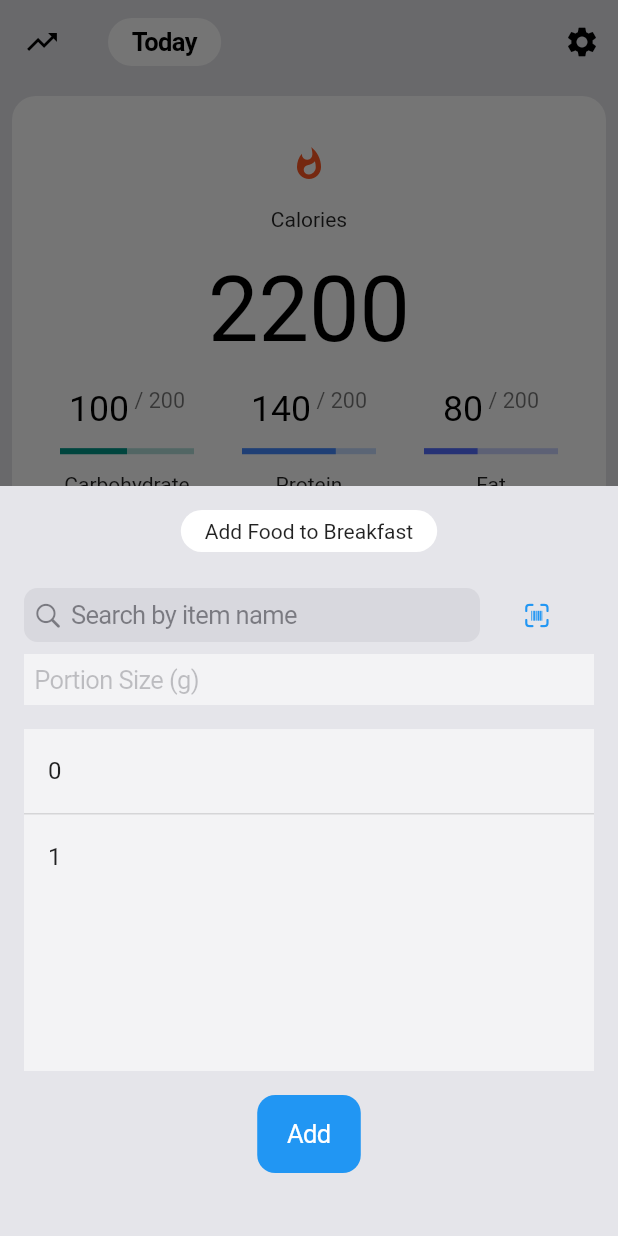
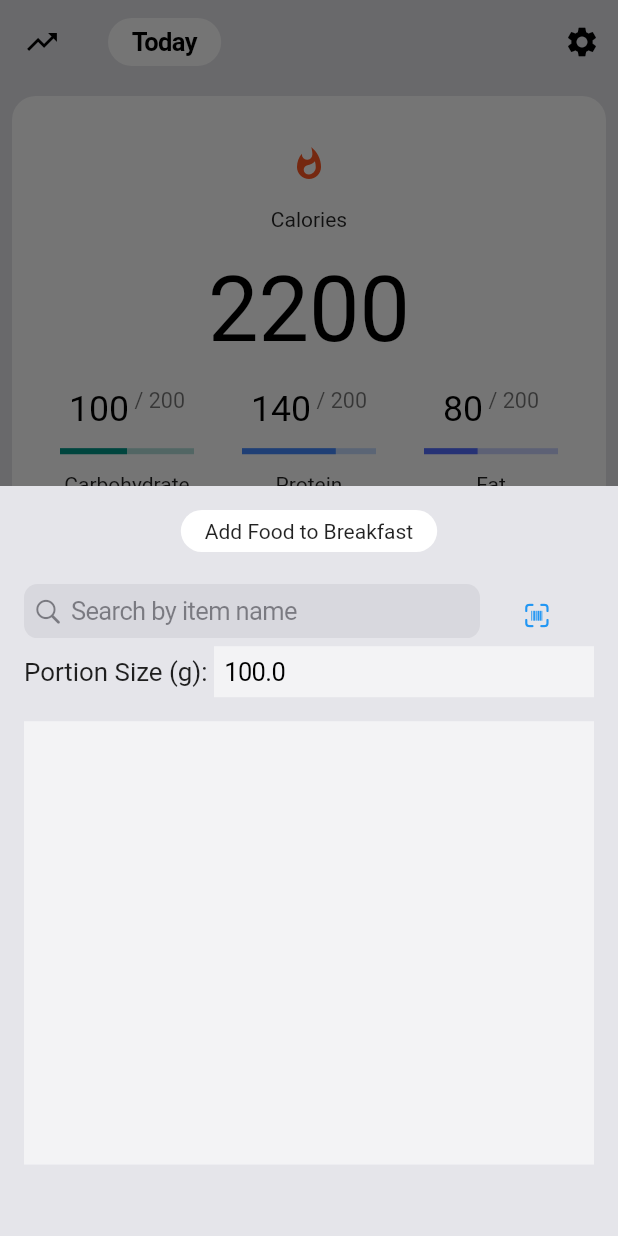
Before and after one commit to jitinder/nutrition, a Flutter app: the screen it shows after launch, item 2 of the bottom bar chosen, after a tap on the "add" icon, on a phone screen of 412 x 824 dp. Run offline on Flutter 3.47's test engine with Material 2 defaults, Android fonts, the phone set to English and light mode, and no system bars; drawn by our look-alikes of salomon_bottom_bar; our stand-ins replace charts_flutter, sqflite; missing offline and left inert: openfoodfacts; accounts and stored records are empty.

Commit message:
Change Weight graph axis, Add state for meal data

```diff
--- a/lib/food_tab/add_food.dart
+++ b/lib/food_tab/add_food.dart
@@ -9,7 +9,9 @@ import '../util/AppBarData.dart';
 
 class AddFoodPopup extends StatefulWidget {
   final String mealName;
-  const AddFoodPopup(this.mealName, {Key? key}) : super(key: key);
+  final Function(String, FoodItem) addToMeal;
+  const AddFoodPopup(this.mealName, this.addToMeal, {Key? key})
+      : super(key: key);
 
   @override
   State<AddFoodPopup> createState() => _AddFoodPopupState();
@@ -17,6 +19,10 @@ class AddFoodPopup extends StatefulWidget {
 
 class _AddFoodPopupState extends State<AddFoodPopup> {
   TextEditingController searchController = TextEditingController();
+  TextEditingController portionController =
+      TextEditingController(text: "100.0");
+  double portionSize = 100.0;
+  List<FoodItem> foodItems = [];
 
   _getOpenFoodItem(ProductSearchQueryConfiguration configuration) async {
     SearchResult result =
@@ -28,8 +34,11 @@ class _AddFoodPopupState extends State<AddFoodPopup> {
         product.nutriments?.carbohydrates ?? -1,
         product.nutriments?.proteins ?? -1,
         product.nutriments?.fat ?? -1,
+        100.0,
       );
-      print(item);
+      setState(() {
+        foodItems.add(item);
+      });
     });
   }
 
@@ -42,7 +51,7 @@ class _AddFoodPopupState extends State<AddFoodPopup> {
           Flexible(
             child: Container(
               child: titlePill("Add Food to ${widget.mealName}"),
-              margin: EdgeInsets.only(bottom: 16),
+              margin: const EdgeInsets.only(bottom: 16),
             ),
           ),
           Flexible(
@@ -59,6 +68,7 @@ class _AddFoodPopupState extends State<AddFoodPopup> {
                         SearchTerms(
                           terms: [text],
                         ),
+                        const PageSize(size: 10),
                       ];
                       ProductSearchQueryConfiguration configuration =
                           ProductSearchQueryConfiguration(
@@ -74,7 +84,7 @@ class _AddFoodPopupState extends State<AddFoodPopup> {
                 ),
                 Expanded(
                   child: CupertinoButton(
-                    child: Icon(CupertinoIcons.barcode_viewfinder),
+                    child: const Icon(CupertinoIcons.barcode_viewfinder),
                     onPressed: () {
                       print("Search by Barcode");
                     },
@@ -84,22 +94,49 @@ class _AddFoodPopupState extends State<AddFoodPopup> {
             ),
           ),
           Flexible(
-            child: CupertinoTextField(
-              placeholder: "Portion Size (g)",
-              decoration: BoxDecoration(
-                color: Colors.white54,
-              ),
+            child: Row(
+              children: [
+                const Expanded(
+                  child: FittedBox(
+                    child: Text("Portion Size (g): "),
+                  ),
+                ),
+                Expanded(
+                  flex: 2,
+                  child: CupertinoTextField(
+                    controller: portionController,
+                    decoration: const BoxDecoration(
+                      color: Colors.white54,
+                    ),
+                    keyboardType:
+                        const TextInputType.numberWithOptions(decimal: true),
+                    onChanged: (value) {
+                      setState(() {
+                        portionSize =
+                            double.tryParse(portionController.text) ?? 100.0;
+                      });
+                    },
+                  ),
+                ),
+              ],
             ),
           ),
           Expanded(
-            flex: 5,
+            flex: 7,
             child: Container(
               color: Colors.white54,
-              margin: EdgeInsets.symmetric(vertical: 16),
+              margin: const EdgeInsets.symmetric(vertical: 16),
               child: ListView.separated(
                 itemBuilder: (BuildContext context, int index) {
+                  FoodItem item = foodItems[index];
                   return ListTile(
-                    title: Text(index.toString()),
+                    title: Text(item.name),
+                    subtitle: Text(item.printMacros(
+                        double.tryParse(portionController.text) ?? 0)),
+                    onTap: () {
+                      widget.addToMeal(widget.mealName, item);
+                      Navigator.pop(context);
+                    },
                   );
                 },
                 separatorBuilder: (BuildContext context, int index) {
@@ -108,14 +145,8 @@ class _AddFoodPopupState extends State<AddFoodPopup> {
                     height: 1,
                   );
                 },
-                itemCount: 2,
+                itemCount: foodItems.length,
               ),
-            ),
-          ),
-          Flexible(
-            child: CupertinoButton.filled(
-              child: Text("Add"),
-              onPressed: () {},
             ),
           ),
         ],
--- a/lib/food_tab/food.dart
+++ b/lib/food_tab/food.dart
@@ -1,4 +1,5 @@
 import 'package:flutter/material.dart';
+import 'package:nutrition/util/FoodItem.dart';
 
 import '../util/DataContainer.dart';
 import '../util/constants.dart';
@@ -12,11 +13,23 @@ class Food extends StatefulWidget {
 }
 
 class _FoodState extends State<Food> {
+  Map<String, List<FoodItem>> mealsMap = {};
+
   double _keyboardHeight(BuildContext context) {
     if (MediaQuery.of(context).viewInsets.bottom > 0) {
       return MediaQuery.of(context).viewInsets.bottom - 100;
     }
     return 0;
+  }
+
+  void _addToMeal(String mealName, FoodItem item) {
+    if (!mealsMap.containsKey(mealName)) {
+      mealsMap[mealName] = [];
+    }
+    setState(() {
+      mealsMap[mealName]?.add(item);
+    });
+    print("MealsMap: $mealsMap");
   }
 
   void _showAddFoodBox(BuildContext context, String mealName) {
@@ -28,7 +41,7 @@ class _FoodState extends State<Food> {
               decoration: BoxDecoration(
                 color: Theme.of(context).scaffoldBackgroundColor,
               ),
-              child: AddFoodPopup(mealName),
+              child: AddFoodPopup(mealName, _addToMeal),
             ));
   }
 
@@ -78,11 +91,10 @@ class _FoodState extends State<Food> {
   }
 
   Widget _mealBox(String mealName) {
+    List<FoodItem> items = mealsMap[mealName] ?? [];
     return Column(
       children: [
-        Expanded(
-          flex: 1,
-          child: Row(
+        Row(
           mainAxisAlignment: MainAxisAlignment.spaceBetween,
           children: [
             Text(
@@ -91,12 +103,8 @@ class _FoodState extends State<Food> {
             ),
             ActionChip(
               elevation: 0,
-                label: Align(
-                  alignment: Alignment.topCenter,
-                  child: Icon(
+              label: Icon(
                 Icons.add,
-                    size: 20,
-                  ),
               ),
               onPressed: () {
                 _showAddFoodBox(context, mealName);
@@ -104,22 +112,18 @@ class _FoodState extends State<Food> {
             ),
           ],
         ),
-        ),
-        Expanded(
-          flex: 1,
-          child: Container(),
-        ),
         Expanded(
           flex: 4,
           child: Align(
             alignment: Alignment.topLeft,
             child: DataTable(
               headingTextStyle: Theme.of(context).textTheme.titleSmall,
+              dataTextStyle: Theme.of(context).textTheme.bodyMedium,
               horizontalMargin: 0,
               headingRowHeight: 30,
-              dataRowHeight: 25,
+              dataRowHeight: 40,
               dividerThickness: 0,
-              // columnSpacing: 5,
+              columnSpacing: 10,
               columns: const <DataColumn>[
                 DataColumn(
                   label: Text("Item"),
@@ -130,30 +134,59 @@ class _FoodState extends State<Food> {
                 ),
                 DataColumn(
                   label: Text("C"),
+                  numeric: true,
                 ),
                 DataColumn(
                   label: Text("P"),
+                  numeric: true,
                 ),
                 DataColumn(
                   label: Text("F"),
+                  numeric: true,
                 ),
               ],
-              rows: [
-                DataRow(
+              rows: items
+                  .map(
+                    (item) => DataRow(
                       cells: <DataCell>[
-                    DataCell(Text('Name')),
-                    DataCell(Text('100')),
-                    DataCell(Text('5')),
-                    DataCell(Text('10')),
-                    DataCell(Text('15')),
+                        DataCell(
+                          ConstrainedBox(
+                            constraints: BoxConstraints(
+                              maxWidth: 150,
+                            ),
+                            child: Text(
+                              item.name,
+                              maxLines: 2,
+                              overflow: TextOverflow.ellipsis,
+                            ),
+                          ),
+                        ),
+                        DataCell(
+                          Text(item.kcal.toStringAsFixed(1)),
+                        ),
+                        DataCell(
+                          Text(item.carb.toStringAsFixed(1)),
+                        ),
+                        DataCell(
+                          Text(item.protein.toStringAsFixed(1)),
+                        ),
+                        DataCell(
+                          Text(item.fat.toStringAsFixed(1)),
+                        ),
                       ],
                     ),
-              ],
+                  )
+                  .toList(),
             ),
           ),
         ),
       ],
     );
+  }
+
+  double _getMealBoxHeight(String meal) {
+    int items = mealsMap[meal]?.length ?? 0;
+    return (125 + (40 * items)).toDouble();
   }
 
   @override
@@ -218,7 +251,7 @@ class _FoodState extends State<Food> {
         ),
         ...mealNames
             .map(
-              (meal) => dataContainer(200, _mealBox(meal)),
+              (meal) => dataContainer(_getMealBoxHeight(meal), _mealBox(meal)),
             )
             .toList(),
       ],
--- a/lib/util/FoodItem.dart
+++ b/lib/util/FoodItem.dart
@@ -5,8 +5,10 @@ class FoodItem {
   final double carb;
   final double protein;
   final double fat;
+  final double portion;
 
-  FoodItem(this.name, this.kcal, this.carb, this.protein, this.fat);
+  FoodItem(
+      this.name, this.kcal, this.carb, this.protein, this.fat, this.portion);
 
   Map<String, dynamic> toMap() {
     return {
@@ -15,11 +17,20 @@ class FoodItem {
       'carb': carb,
       'protein': protein,
       'fat': fat,
+      'portion': portion,
     };
+  }
+
+  String printMacros(double portion) {
+    return "kCal: ${kcal == -1 ? "N/A" : _toPrecision(kcal * (portion / 100))}, Carbs: ${carb == -1 ? "N/A" : _toPrecision(carb * (portion / 100))}, Protein: ${protein == -1 ? "N/A" : _toPrecision(protein * (portion / 100))}, Fat: ${fat == -1 ? "N/A" : _toPrecision(fat * (portion / 100))}";
+  }
+
+  String _toPrecision(double value) {
+    return value.toStringAsFixed(2);
   }
 
   @override
   String toString() {
-    return 'FoodItem{name: $name, kcal: $kcal, carb: $carb, protein: $protein, fat: $fat}';
+    return 'FoodItem{name: $name, kcal: $kcal, carb: $carb, protein: $protein, fat: $fat, portion: $portion}';
   }
 }
--- a/lib/weight_tab/weight.dart
+++ b/lib/weight_tab/weight.dart
@@ -170,6 +170,10 @@ class _WeightState extends State<Weight> {
                       )
                     ],
                     animate: false,
+                    primaryMeasureAxis: const NumericAxisSpec(
+                      tickProviderSpec:
+                          BasicNumericTickProviderSpec(zeroBound: false),
+                    ),
                   ),
                 ),
               ),
```
Also changed, not shown: 1 other file. Lines whose indentation alone changed are shown as unchanged.
